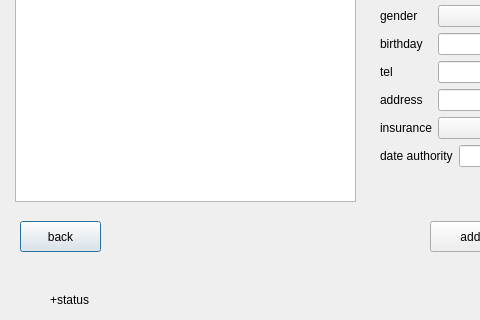
Before: the Qt Designer form patientdialog.ui in itsMahdi/clinic, drawn with Qt 5; both pictures show x 0 to 480 and y 149 to 469 of the 703 by 469 pixel window.
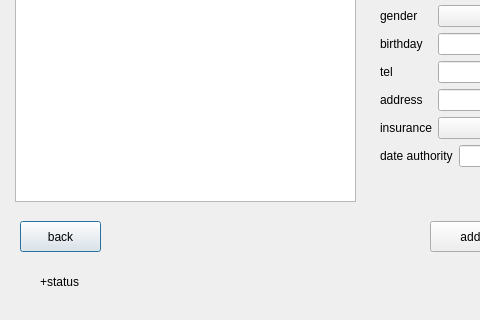
After: the same form once the commit is applied.

Commit message: add table view func in patient dialog

What changed in the file:
```diff
--- a/patientdialog.ui
+++ b/patientdialog.ui
@@ -257,10 +257,10 @@
   <widget class="QLabel" name="label_status">
    <property name="geometry">
     <rect>
-     <x>50</x>
-     <y>440</y>
-     <width>54</width>
-     <height>17</height>
+     <x>40</x>
+     <y>420</y>
+     <width>171</width>
+     <height>21</height>
     </rect>
    </property>
    <property name="text">
```
The commit also changes 2 other files.
